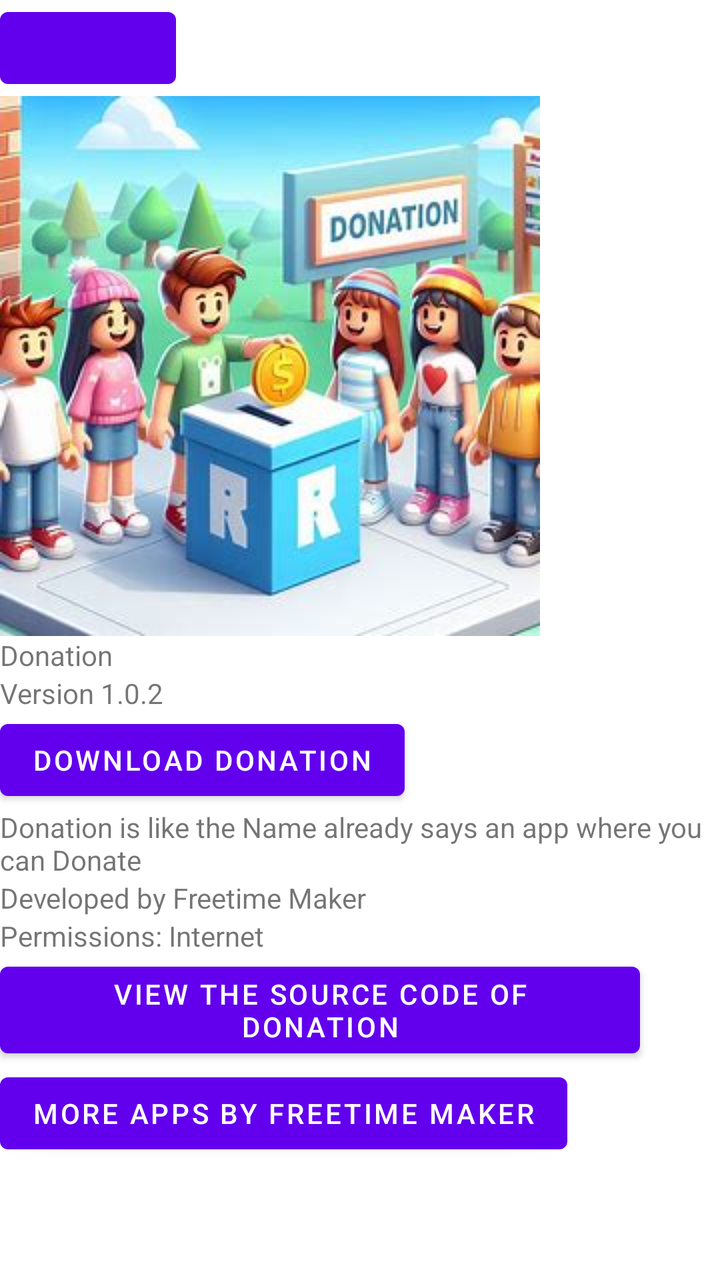
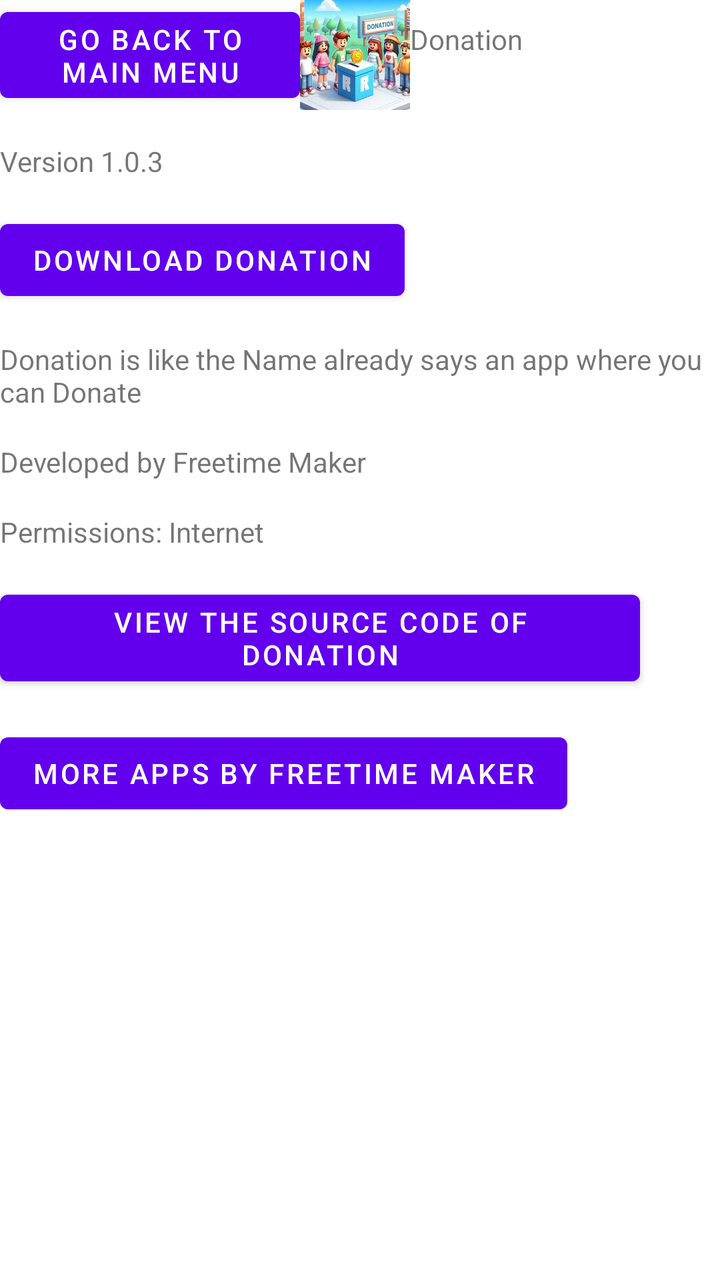

The first picture is an Android layout as it rendered before a commit; the second is the same layout after the commit. The layout source and the unified diff follow.
<!-- AndroidManifest.xml: application theme Theme.FreetimeAppStore -->
<!-- res/layout/activity_dono.xml -->
<?xml version="1.0" encoding="utf-8"?>
<ScrollView xmlns:android="http://schemas.android.com/apk/res/android"
    xmlns:app="http://schemas.android.com/apk/res-auto"
    xmlns:tools="http://schemas.android.com/tools"
    android:id="@+id/main"
    android:layout_width="match_parent"
    android:layout_height="match_parent"
    tools:context=".GW_Activity">

    <LinearLayout
        android:layout_width="match_parent"
        android:layout_height="wrap_content"
        android:orientation="vertical"
        app:layout_constraintBottom_toBottomOf="parent"
        app:layout_constraintEnd_toEndOf="parent"
        app:layout_constraintStart_toStartOf="parent"
        app:layout_constraintTop_toTopOf="parent">

        <Button
            android:id="@+id/backbtn"
            android:layout_width="wrap_content"
            android:layout_height="wrap_content"
            android:src="@drawable/back_btn" />

        <ImageView
            android:id="@+id/DonationLogo"
            android:layout_width="wrap_content"
            android:layout_height="wrap_content"
            android:src="@drawable/donation_logo" />

        <TextView
            android:id="@+id/DonationText"
            android:layout_width="wrap_content"
            android:layout_height="wrap_content"
            android:text="Donation" />

        <TextView
            android:id="@+id/DonationVersion"
            android:layout_width="wrap_content"
            android:layout_height="wrap_content"
            android:text="Version 1.0.2" />

        <Button
            android:id="@+id/DonationDbtn"
            android:layout_width="wrap_content"
            android:layout_height="wrap_content"
            android:text="Download Donation" />

        <TextView
            android:id="@+id/DonationDesc"
            android:layout_width="wrap_content"
            android:layout_height="wrap_content"
            android:text="Donation is like the Name already says an app where you can Donate" />

        <TextView
            android:id="@+id/DonationDev"
            android:layout_width="wrap_content"
            android:layout_height="wrap_content"
            android:text="Developed by Freetime Maker" />

        <TextView
            android:id="@+id/DonationPerms"
            android:layout_width="wrap_content"
            android:layout_height="wrap_content"
            android:text="Permissions: Internet" />

        <Button
            android:id="@+id/DonationSource"
            android:layout_width="wrap_content"
            android:layout_height="wrap_content"
            android:text="View the Source Code of Donation" />

        <Button
            android:id="@+id/MAOFM"
            android:layout_width="wrap_content"
            android:layout_height="wrap_content"
            android:text="More Apps by Freetime Maker" />
    </LinearLayout>
</ScrollView>
<!-- resources referenced by this layout -->
<resources>
  <!-- drawable back_btn: png bitmap (drawable, 115792 bytes) -->
  <!-- drawable donation_logo: jpeg bitmap (drawable, 21084 bytes) -->
  <style name="Theme.FreetimeAppStore" parent="Theme.MaterialComponents.DayNight.NoActionBar">
          
          <item name="colorPrimary">@color/purple_500</item>
          <item name="colorPrimaryVariant">@color/purple_700</item>
          <item name="colorOnPrimary">@color/white</item>
          
          <item name="colorSecondary">@color/teal_200</item>
          <item name="colorSecondaryVariant">@color/teal_700</item>
          <item name="colorOnSecondary">@color/black</item>
          
          <item name="android:statusBarColor">?attr/colorPrimaryVariant</item>
          
      </style>
  <color name="purple_500">#FF6200EE</color>
  <color name="purple_700">#FF3700B3</color>
  <color name="white">#FFFFFFFF</color>
  <color name="teal_200">#FF03DAC5</color>
  <color name="teal_700">#FF018786</color>
  <color name="black">#FF000000</color>
</resources>

<!-- the commit's change to res/layout/activity_dono.xml (unified diff, before → after) -->
@@ -16,61 +16,76 @@
         app:layout_constraintStart_toStartOf="parent"
         app:layout_constraintTop_toTopOf="parent">
 
-        <Button
-            android:id="@+id/backbtn"
-            android:layout_width="wrap_content"
+        <LinearLayout
+            android:layout_width="match_parent"
             android:layout_height="wrap_content"
-            android:src="@drawable/back_btn" />
+            android:orientation="horizontal" >
 
-        <ImageView
-            android:id="@+id/DonationLogo"
-            android:layout_width="wrap_content"
-            android:layout_height="wrap_content"
-            android:src="@drawable/donation_logo" />
+            <Button
+                android:id="@+id/backbtn"
+                android:layout_width="150dp"
+                android:layout_height="55dp"
+                android:src="@drawable/back_btn"
+                android:text="Go Back to Main Menu" />
+
+            <ImageView
+                android:id="@+id/DonationLogo"
+                android:layout_width="55dp"
+                android:layout_height="55dp"
+                android:src="@drawable/donation_logo" />
+
+            <TextView
+                android:id="@+id/DonationText"
+                android:layout_width="150dp"
+                android:layout_height="55dp"
+                android:text="Donation" />
+
+        </LinearLayout>
 
         <TextView
-            android:id="@+id/DonationText"
-            android:layout_width="wrap_content"
-            android:layout_height="wrap_content"
-            android:text="Donation" />
-
-        <TextView
+            android:layout_marginTop="16dp"
             android:id="@+id/DonationVersion"
             android:layout_width="wrap_content"
             android:layout_height="wrap_content"
-            android:text="Version 1.0.2" />
+            android:text="Version 1.0.3" />
 
         <Button
+            android:layout_marginTop="16dp"
             android:id="@+id/DonationDbtn"
             android:layout_width="wrap_content"
             android:layout_height="wrap_content"
             android:text="Download Donation" />
 
         <TextView
+            android:layout_marginTop="16dp"
             android:id="@+id/DonationDesc"
             android:layout_width="wrap_content"
             android:layout_height="wrap_content"
             android:text="Donation is like the Name already says an app where you can Donate" />
 
         <TextView
+            android:layout_marginTop="16dp"
             android:id="@+id/DonationDev"
             android:layout_width="wrap_content"
             android:layout_height="wrap_content"
             android:text="Developed by Freetime Maker" />
 
         <TextView
+            android:layout_marginTop="16dp"
             android:id="@+id/DonationPerms"
             android:layout_width="wrap_content"
             android:layout_height="wrap_content"
             android:text="Permissions: Internet" />
 
         <Button
+            android:layout_marginTop="16dp"
             android:id="@+id/DonationSource"
             android:layout_width="wrap_content"
             android:layout_height="wrap_content"
             android:text="View the Source Code of Donation" />
 
         <Button
+            android:layout_marginTop="16dp"
             android:id="@+id/MAOFM"
             android:layout_width="wrap_content"
             android:layout_height="wrap_content"
